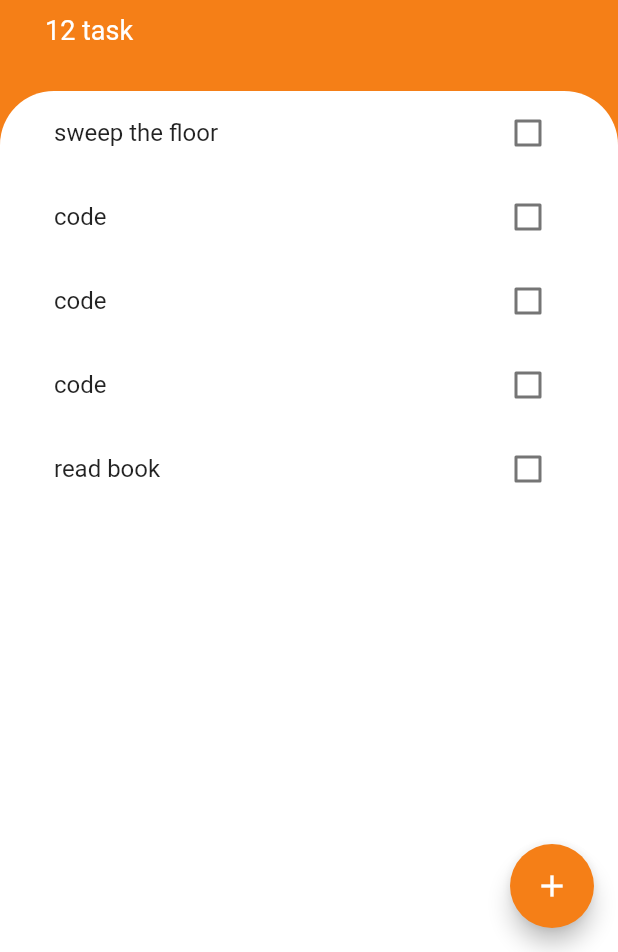
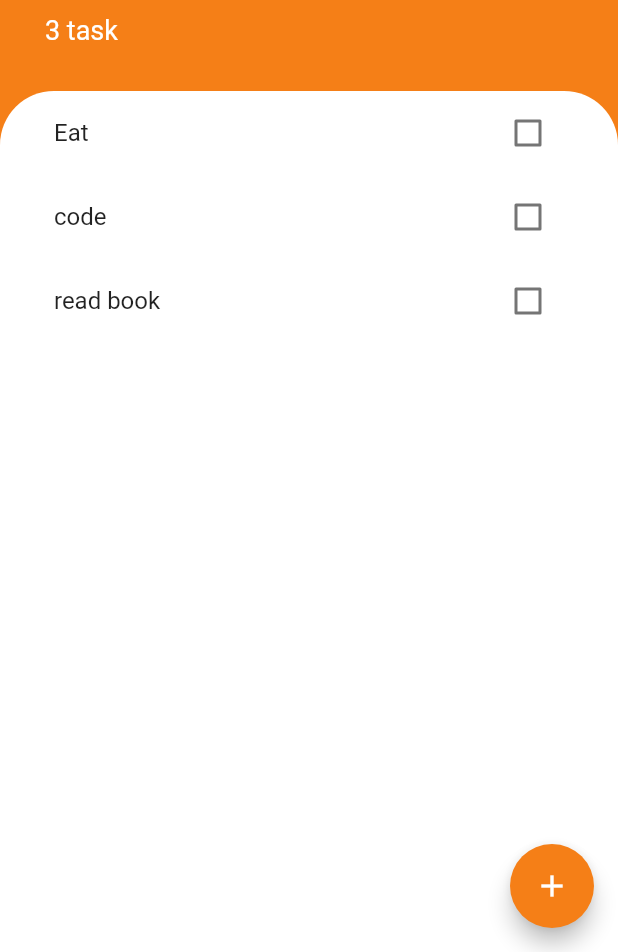
Before and after one commit to fidelmak/create_x, a Flutter app: the screen it shows after launch, on a phone screen of 412 x 824 dp, the part 284-1236 px from its top. Run offline on Flutter 3.47's test engine with Material 2 defaults, Android fonts, the phone set to English and light mode, and no system bars.

Commit message:
Changes to be committed:

```diff
--- a/lib/main.dart
+++ b/lib/main.dart
@@ -1,5 +1,5 @@
 import 'package:flutter/material.dart';
-
+import 'package:provider/provider.dart';
 import 'screens/task_screen.dart';
 
 void main() {
--- a/lib/screens/task_screen.dart
+++ b/lib/screens/task_screen.dart
@@ -1,11 +1,10 @@
 import 'package:flutter/material.dart';
 
+import '../model/tasks.dart';
 import '../widget/task_widget.dart';
 import 'add_task.dart';
 
 class TaskScreen extends StatefulWidget {
-  const TaskScreen({super.key});
-
   @override
   State<TaskScreen> createState() => _TaskScreenState();
 }
@@ -13,6 +12,12 @@ class TaskScreen extends StatefulWidget {
 //Widget buildBottomSheet;
 
 class _TaskScreenState extends State<TaskScreen> {
+  List<Task> task = [
+    Task(name: "Eat"),
+    Task(name: "code"),
+    Task(name: "read book"),
+  ];
+
   @override
   Widget build(BuildContext context) {
     return Scaffold(
@@ -20,7 +25,15 @@ class _TaskScreenState extends State<TaskScreen> {
       floatingActionButton: FloatingActionButton(
         onPressed: () {
           showModalBottomSheet(
-              context: context, builder: (context) => AddTaskScreen());
+              context: context,
+              builder: (context) => AddTaskScreen(
+                    addTaskCallback: (newTask) {
+                      setState(() {
+                        task.add(Task(name: newTask));
+                        Navigator.pop(context);
+                      });
+                    },
+                  ));
         },
         backgroundColor: Colors.yellow.shade900,
         child: Icon(Icons.add),
@@ -54,7 +67,7 @@ class _TaskScreenState extends State<TaskScreen> {
               SizedBox(
                 height: 10,
               ),
-              Text("12 task ",
+              Text("${task.length} task ",
                   style: TextStyle(fontSize: 18, color: Colors.white)),
             ]),
           ),
@@ -66,7 +79,9 @@ class _TaskScreenState extends State<TaskScreen> {
                   borderRadius: BorderRadius.only(
                       topLeft: Radius.circular(36),
                       topRight: Radius.circular(36))),
-              child: TaskWidget(),
+              child: TaskWidget(
+                tasks: task,
+              ),
             ),
           ),
         ],
--- a/lib/widget/task_widget.dart
+++ b/lib/widget/task_widget.dart
@@ -4,33 +4,28 @@ import 'package:flutter/material.dart';
 import '../model/tasks.dart';
 
 class TaskWidget extends StatefulWidget {
+  final List<Task> tasks;
+
+  TaskWidget({required this.tasks});
   @override
   State<TaskWidget> createState() => _TaskWidgetState();
 }
 
 class _TaskWidgetState extends State<TaskWidget> {
-  List<Task> task = [
-    Task(name: "sweep the floor"),
-    Task(name: "code"),
-    Task(name: "code"),
-    Task(name: "code"),
-    Task(name: "read book"),
-  ];
-
   @override
   Widget build(BuildContext context) {
     return ListView.builder(
       itemBuilder: (context, index) {
         return TaskTiles(
-            isChecked: task[index].isDone,
-            title: task[index].name,
+            isChecked: widget.tasks[index].isDone,
+            title: widget.tasks[index].name,
             checkBoxCallback: (checkBoxState) {
               setState(() {
-                task[index].toggleDone();
+                widget.tasks[index].toggleDone();
               });
             });
       },
-      itemCount: task.length,
+      itemCount: widget.tasks.length,
     );
   }
 }
--- a/pubspec.yaml
+++ b/pubspec.yaml
@@ -30,6 +30,9 @@ environment:
 dependencies:
   flutter:
     sdk: flutter
+
+
+  provider: ^6.0.5
 
 
   # The following adds the Cupertino Icons font to your application.
```
Also changed, not shown: lib/screens/add_task.dart (+11 -2 lines), pubspec.lock.
